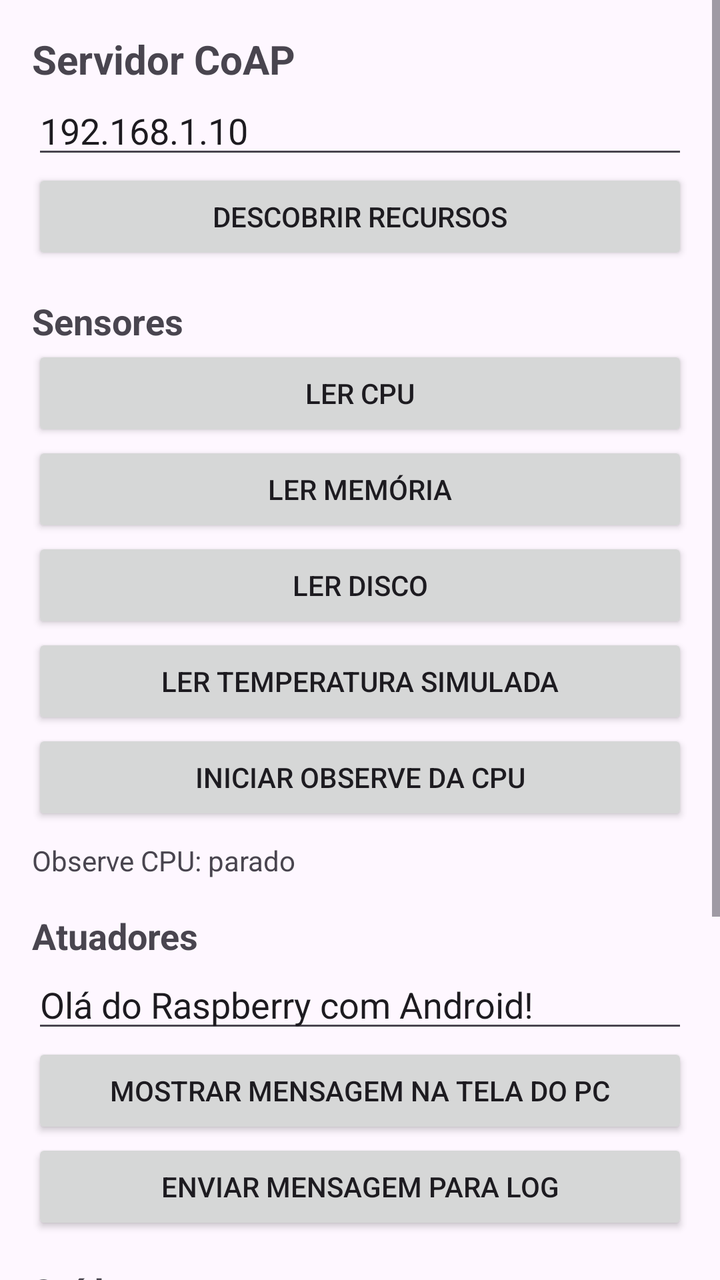
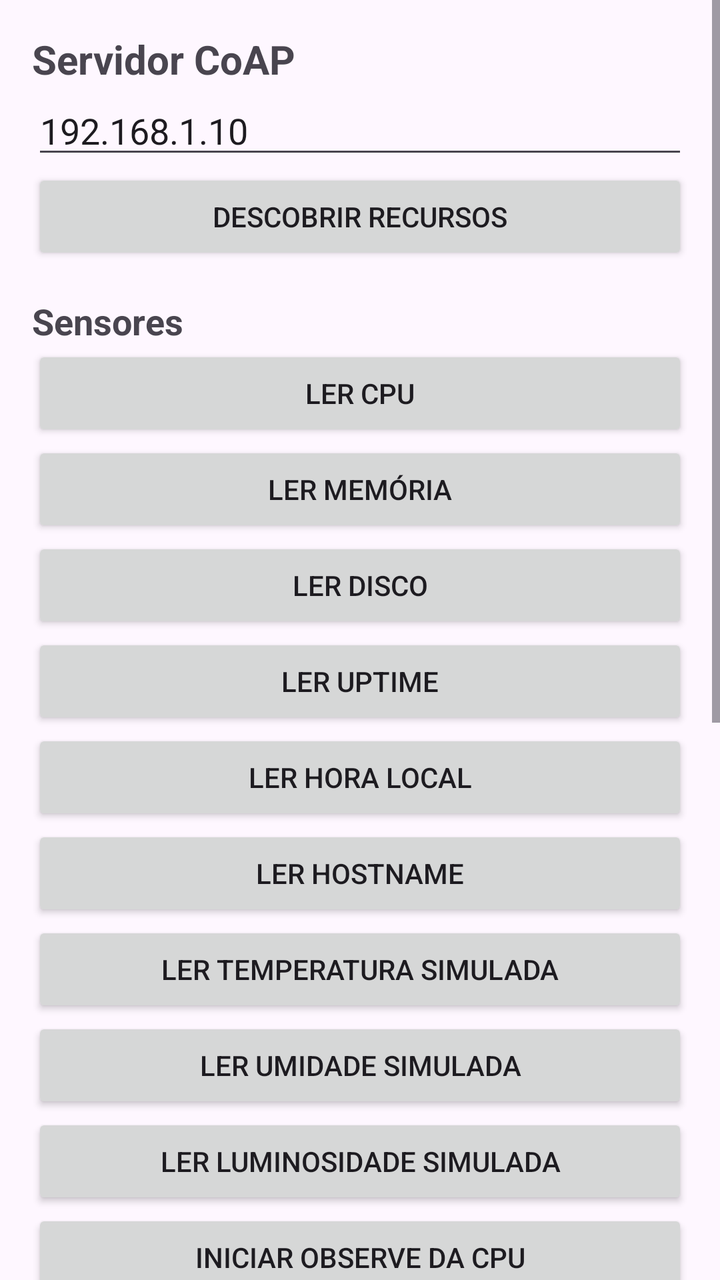

An Android layout rendered at two revisions. The XML below is the earlier revision; the diff shows what the commit changed to produce the second picture.
<!-- AndroidManifest.xml: application theme Theme.Coap_iot -->
<!-- res/layout/activity_main.xml -->
<?xml version="1.0" encoding="utf-8"?>
<ScrollView xmlns:android="http://schemas.android.com/apk/res/android"
    android:layout_width="match_parent"
    android:layout_height="match_parent">

    <LinearLayout
        android:layout_width="match_parent"
        android:layout_height="wrap_content"
        android:orientation="vertical"
        android:padding="16dp">

        <TextView
            android:layout_width="wrap_content"
            android:layout_height="wrap_content"
            android:text="Servidor CoAP"
            android:textStyle="bold"
            android:textSize="20sp" />

        <EditText
            android:id="@+id/etServerHost"
            android:layout_width="match_parent"
            android:layout_height="wrap_content"
            android:hint="Ex.: 192.168.1.10"
            android:text="192.168.1.10" />

        <Button
            android:id="@+id/btnDiscover"
            android:layout_width="match_parent"
            android:layout_height="wrap_content"
            android:text="Descobrir recursos" />

        <View
            android:layout_width="match_parent"
            android:layout_height="16dp" />

        <TextView
            android:layout_width="wrap_content"
            android:layout_height="wrap_content"
            android:text="Sensores"
            android:textStyle="bold"
            android:textSize="18sp" />

        <Button
            android:id="@+id/btnCpu"
            android:layout_width="match_parent"
            android:layout_height="wrap_content"
            android:text="Ler CPU" />

        <Button
            android:id="@+id/btnMemory"
            android:layout_width="match_parent"
            android:layout_height="wrap_content"
            android:text="Ler memória" />

        <Button
            android:id="@+id/btnDisk"
            android:layout_width="match_parent"
            android:layout_height="wrap_content"
            android:text="Ler disco" />

        <Button
            android:id="@+id/btnTemperature"
            android:layout_width="match_parent"
            android:layout_height="wrap_content"
            android:text="Ler temperatura simulada" />

        <Button
            android:id="@+id/btnObserveCpu"
            android:layout_width="match_parent"
            android:layout_height="wrap_content"
            android:text="Iniciar Observe da CPU" />

        <TextView
            android:id="@+id/tvObserveOutput"
            android:layout_width="match_parent"
            android:layout_height="wrap_content"
            android:paddingTop="8dp"
            android:text="Observe CPU: parado" />

        <View
            android:layout_width="match_parent"
            android:layout_height="16dp" />

        <TextView
            android:layout_width="wrap_content"
            android:layout_height="wrap_content"
            android:text="Atuadores"
            android:textStyle="bold"
            android:textSize="18sp" />

        <EditText
            android:id="@+id/etActuatorMessage"
            android:layout_width="match_parent"
            android:layout_height="wrap_content"
            android:hint="Digite uma mensagem"
            android:text="Olá do Raspberry com Android!" />

        <Button
            android:id="@+id/btnSendMessage"
            android:layout_width="match_parent"
            android:layout_height="wrap_content"
            android:text="Mostrar mensagem na tela do PC" />

        <Button
            android:id="@+id/btnWriteLog"
            android:layout_width="match_parent"
            android:layout_height="wrap_content"
            android:text="Enviar mensagem para log" />

        <View
            android:layout_width="match_parent"
            android:layout_height="16dp" />

        <TextView
            android:layout_width="wrap_content"
            android:layout_height="wrap_content"
            android:text="Saída"
            android:textStyle="bold"
            android:textSize="18sp" />

        <TextView
            android:id="@+id/tvOutput"
            android:layout_width="match_parent"
            android:layout_height="wrap_content"
            android:background="#EEEEEE"
            android:minHeight="220dp"
            android:padding="12dp"
            android:text="Aguardando ações..." />
    </LinearLayout>
</ScrollView>
<!-- resources referenced by this layout -->
<resources>
  <style name="Theme.Coap_iot" parent="Base.Theme.Coap_iot" />
  <style name="Base.Theme.Coap_iot" parent="Theme.Material3.DayNight.NoActionBar">
          
          
      </style>
</resources>

<!-- the commit's change to res/layout/activity_main.xml (unified diff, before → after) -->
@@ -59,10 +59,40 @@
             android:text="Ler disco" />
 
         <Button
+            android:id="@+id/btnUptime"
+            android:layout_width="match_parent"
+            android:layout_height="wrap_content"
+            android:text="Ler Uptime" />
+
+        <Button
+            android:id="@+id/btnTime"
+            android:layout_width="match_parent"
+            android:layout_height="wrap_content"
+            android:text="Ler Hora Local" />
+
+        <Button
+            android:id="@+id/btnHostname"
+            android:layout_width="match_parent"
+            android:layout_height="wrap_content"
+            android:text="Ler Hostname" />
+
+        <Button
             android:id="@+id/btnTemperature"
             android:layout_width="match_parent"
             android:layout_height="wrap_content"
             android:text="Ler temperatura simulada" />
+
+        <Button
+            android:id="@+id/btnHumidity"
+            android:layout_width="match_parent"
+            android:layout_height="wrap_content"
+            android:text="Ler umidade simulada" />
+
+        <Button
+            android:id="@+id/btnLight"
+            android:layout_width="match_parent"
+            android:layout_height="wrap_content"
+            android:text="Ler luminosidade simulada" />
 
         <Button
             android:id="@+id/btnObserveCpu"
